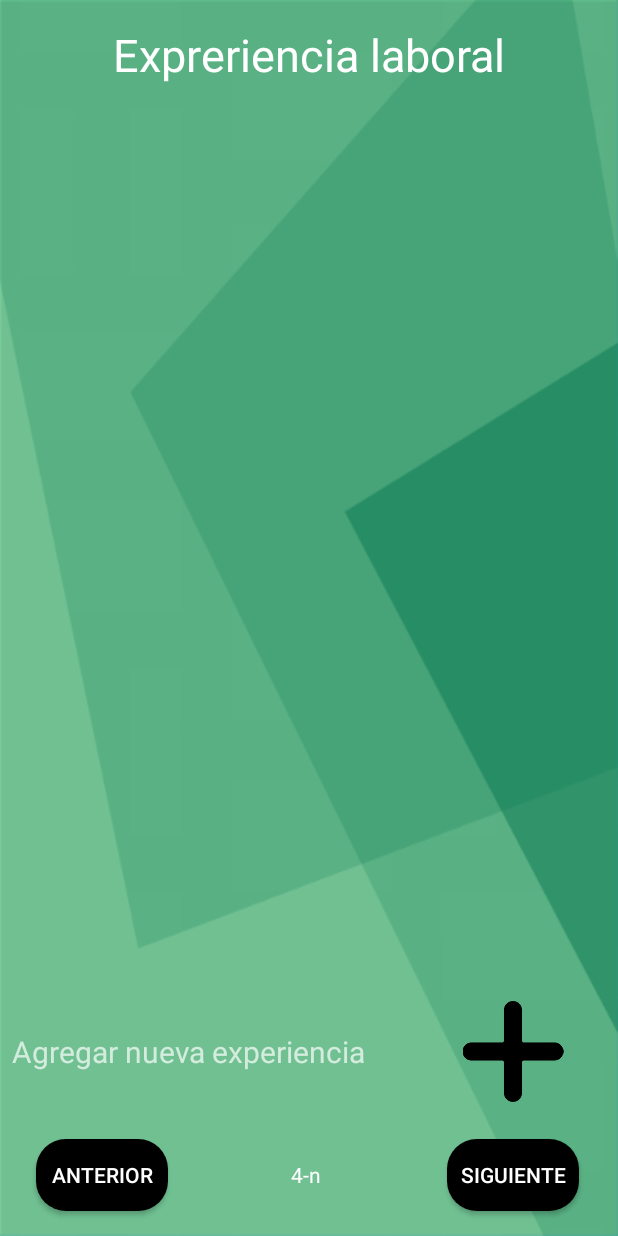
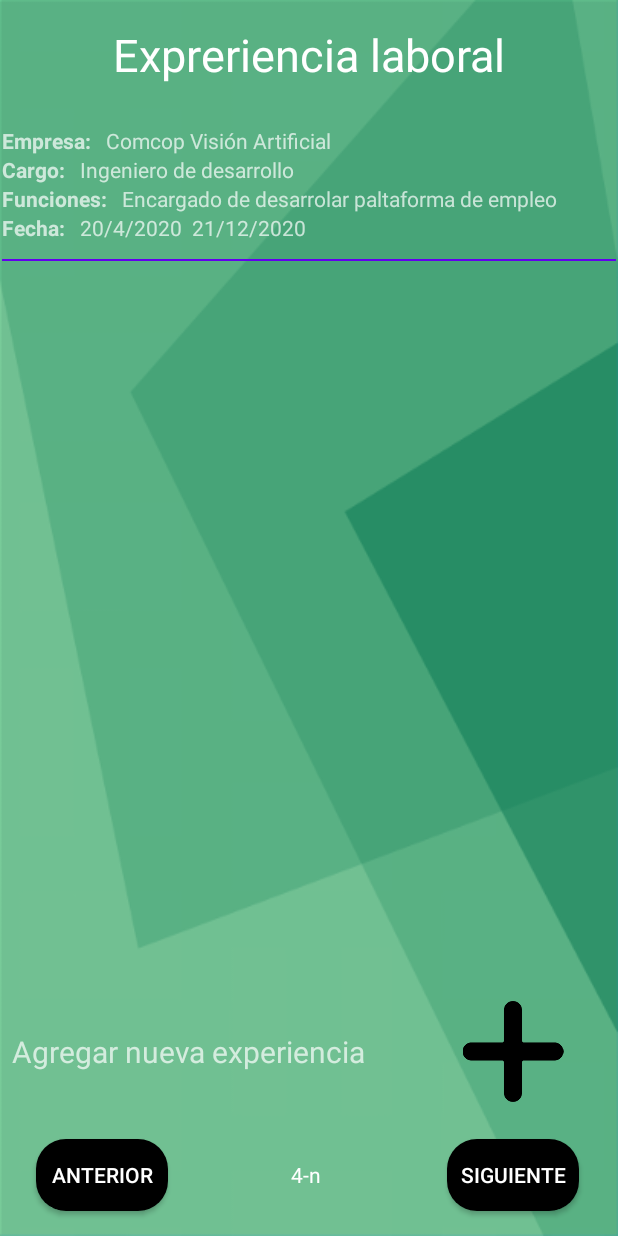
Before and after one commit to topassky/Abogados, an Android app: the registro_datos_personales4 screen opened directly, with no data from a screen before it, on a phone screen of 412 x 824 dp. Run offline under Robolectric (Android 15) with nearby library versions, the phone set to English and light mode, and no system bars.

Commit message:
recycle view experiencia

```diff
--- /dev/null
+++ b/app/src/main/java/com/comcop/abogados/models/ExperienciaVo.java
@@ -0,0 +1,47 @@
+package com.comcop.abogados.models;
+
+public class ExperienciaVo {
+    private String Empresa;
+    private String Cargo;
+    private String Funciones;
+    private String Fecha;
+
+    public ExperienciaVo(String empresa, String cargo, String funciones, String fecha) {
+        Empresa = empresa;
+        Cargo = cargo;
+        Funciones = funciones;
+        Fecha = fecha;
+    }
+
+    public String getEmpresa() {
+        return Empresa;
+    }
+
+    public void setEmpresa(String empresa) {
+        Empresa = empresa;
+    }
+
+    public String getCargo() {
+        return Cargo;
+    }
+
+    public void setCargo(String cargo) {
+        Cargo = cargo;
+    }
+
+    public String getFunciones() {
+        return Funciones;
+    }
+
+    public void setFunciones(String funciones) {
+        Funciones = funciones;
+    }
+
+    public String getFecha() {
+        return Fecha;
+    }
+
+    public void setFecha(String fecha) {
+        Fecha = fecha;
+    }
+}
--- /dev/null
+++ b/app/src/main/java/com/comcop/abogados/ui/AdaptadorExperiencia.java
@@ -0,0 +1,58 @@
+package com.comcop.abogados.ui;
+
+import android.text.Layout;
+import android.view.LayoutInflater;
+import android.view.View;
+import android.view.ViewGroup;
+import android.widget.ArrayAdapter;
+import android.widget.TextView;
+
+import androidx.annotation.NonNull;
+import androidx.recyclerview.widget.RecyclerView;
+
+import com.comcop.abogados.R;
+import com.comcop.abogados.models.ExperienciaVo;
+
+import java.util.ArrayList;
+
+public class AdaptadorExperiencia extends RecyclerView.Adapter<AdaptadorExperiencia.viewHolderExperiencia> {
+
+    ArrayList<ExperienciaVo> listaExperiencias;
+
+    public AdaptadorExperiencia(ArrayList<ExperienciaVo> listaExperiencias) {
+        this.listaExperiencias = listaExperiencias;
+    }
+
+    @NonNull
+    @Override
+    public viewHolderExperiencia onCreateViewHolder(@NonNull ViewGroup parent, int viewType) {
+        View view= LayoutInflater.from(parent.getContext()).inflate(R.layout.item_experiencia,null,false);
+
+        return new viewHolderExperiencia(view);
+    }
+
+    @Override
+    public void onBindViewHolder(@NonNull viewHolderExperiencia holder, int position) {
+        holder.textCargo.setText(listaExperiencias.get(position).getCargo());
+        holder.textEmpresa.setText(listaExperiencias.get(position).getEmpresa());
+        holder.textFunciones.setText(listaExperiencias.get(position).getFunciones());
+        holder.textFecha.setText(listaExperiencias.get(position).getFecha());
+    }
+
+    @Override
+    public int getItemCount() {
+        return listaExperiencias.size();
+    }
+
+    public class viewHolderExperiencia extends RecyclerView.ViewHolder {
+        TextView textEmpresa,textCargo,textFunciones,textFecha;
+        public viewHolderExperiencia(@NonNull View itemView) {
+            super(itemView);
+            textEmpresa = (TextView) itemView.findViewById(R.id.textEmpresa);
+            textCargo = (TextView) itemView.findViewById(R.id.textCargo);
+            textFunciones = (TextView) itemView.findViewById(R.id.textFunciones);
+            textFecha = (TextView) itemView.findViewById(R.id.textFecha);
+
+        }
+    }
+}
--- a/app/src/main/java/com/comcop/abogados/ui/hojaVida/registro_datos_personales4.java
+++ b/app/src/main/java/com/comcop/abogados/ui/hojaVida/registro_datos_personales4.java
@@ -1,19 +1,41 @@
 package com.comcop.abogados.ui.hojaVida;
 
 import androidx.appcompat.app.AppCompatActivity;
+import androidx.recyclerview.widget.LinearLayoutManager;
+import androidx.recyclerview.widget.RecyclerView;
 
 import android.content.Intent;
 import android.os.Bundle;
 import android.view.View;
+import android.widget.Adapter;
 
 import com.comcop.abogados.R;
+import com.comcop.abogados.models.ExperienciaVo;
+import com.comcop.abogados.ui.AdaptadorExperiencia;
+
+import java.util.ArrayList;
 
 public class registro_datos_personales4 extends AppCompatActivity {
+
+    ArrayList<ExperienciaVo> listaExperiencia;
+    RecyclerView recyclerViewExperiencia;
 
     @Override
     protected void onCreate(Bundle savedInstanceState) {
         super.onCreate(savedInstanceState);
         setContentView(R.layout.activity_registro_datos_personales4);
+
+        listaExperiencia=new ArrayList<>();
+        recyclerViewExperiencia=findViewById(R.id.recycleviewExperiencia);
+        recyclerViewExperiencia.setLayoutManager(new LinearLayoutManager(this));
+        llenearExperiencia();
+
+        AdaptadorExperiencia adaptadorExperiencia = new AdaptadorExperiencia(listaExperiencia);
+        recyclerViewExperiencia.setAdapter(adaptadorExperiencia);
+    }
+
+    private void llenearExperiencia() {
+        listaExperiencia.add(new ExperienciaVo("Comcop Visión Artificial","Ingeniero de desarrollo","Encargado de desarrolar paltaforma de empleo","20/4/2020 "+" 21/12/2020"));
     }
 
     public void OnClickSiguiente(View view) {
--- a/app/src/main/res/layout/activity_registro_datos_personales2.xml
+++ b/app/src/main/res/layout/activity_registro_datos_personales2.xml
@@ -345,6 +345,8 @@
         android:id="@+id/button2"
         android:layout_width="0dp"
         android:layout_height="0dp"
+        android:layout_marginTop="8dp"
+        android:layout_marginBottom="8dp"
         android:background="@drawable/button_rectange_color"
         android:onClick="OnClickConduccion"
         android:src="@drawable/ic_action_sexo"
@@ -371,6 +373,8 @@
         android:id="@+id/button4"
         android:layout_width="0dp"
         android:layout_height="0dp"
+        android:layout_marginTop="8dp"
+        android:layout_marginBottom="8dp"
         android:background="@drawable/button_rectange_color"
         android:onClick="OnClickDiscapacidad"
         android:src="@drawable/ic_action_sexo"
--- a/app/src/main/res/layout/activity_registro_datos_personales4.xml
+++ b/app/src/main/res/layout/activity_registro_datos_personales4.xml
@@ -15,6 +15,7 @@
         app:layout_constraintGuide_percent="0.1" />
 
     <TextView
+        android:id="@+id/textView14"
         android:layout_width="wrap_content"
         android:layout_height="0dp"
         android:layout_marginTop="16dp"
@@ -120,4 +121,19 @@
         app:layout_constraintTop_toTopOf="@+id/guideline23"
         app:srcCompat="@drawable/agregar" />
 
+    <androidx.recyclerview.widget.RecyclerView
+        android:id="@+id/recycleviewExperiencia"
+        android:layout_width="0dp"
+        android:layout_height="0dp"
+        android:layout_marginStart="1dp"
+        android:layout_marginLeft="1dp"
+        android:layout_marginTop="1dp"
+        android:layout_marginEnd="1dp"
+        android:layout_marginRight="1dp"
+        android:layout_marginBottom="1dp"
+        app:layout_constraintBottom_toTopOf="@+id/textView13"
+        app:layout_constraintEnd_toEndOf="parent"
+        app:layout_constraintStart_toStartOf="parent"
+        app:layout_constraintTop_toBottomOf="@+id/textView14" />
+
 </androidx.constraintlayout.widget.ConstraintLayout>
--- /dev/null
+++ b/app/src/main/res/layout/item_experiencia.xml
@@ -0,0 +1,99 @@
+<?xml version="1.0" encoding="utf-8"?>
+<RelativeLayout xmlns:android="http://schemas.android.com/apk/res/android"
+    android:layout_width="match_parent" android:layout_height="match_parent">
+    <LinearLayout
+        android:layout_width="match_parent"
+        android:layout_height="wrap_content"
+        android:orientation="vertical"
+        android:id="@+id/linearLayout"
+        android:layout_marginBottom="10dp">
+
+        <LinearLayout
+            android:layout_width="match_parent"
+            android:layout_height="wrap_content"
+            android:orientation="horizontal">
+
+            <TextView
+                android:layout_width="wrap_content"
+                android:layout_height="wrap_content"
+                android:text="Empresa:"
+                android:textStyle="bold"/>
+
+            <TextView
+                android:id="@+id/textEmpresa"
+                android:layout_width="wrap_content"
+                android:layout_height="wrap_content"
+                android:text="1094899"
+                android:layout_marginLeft="10dp"/>
+
+        </LinearLayout>
+
+        <LinearLayout
+            android:layout_width="match_parent"
+            android:layout_height="wrap_content"
+            android:orientation="horizontal">
+
+            <TextView
+                android:layout_width="wrap_content"
+                android:layout_height="wrap_content"
+                android:text="Cargo:"
+                android:textStyle="bold"/>
+
+            <TextView
+                android:id="@+id/textCargo"
+                android:layout_width="wrap_content"
+                android:layout_height="wrap_content"
+                android:text="Cristian David Henao"
+                android:layout_marginLeft="10dp"/>
+
+        </LinearLayout>
+
+        <LinearLayout
+            android:layout_width="match_parent"
+            android:layout_height="wrap_content"
+            android:orientation="horizontal">
+
+            <TextView
+                android:layout_width="wrap_content"
+                android:layout_height="wrap_content"
+                android:text="Funciones:"
+                android:textStyle="bold"/>
+
+            <TextView
+                android:id="@+id/textFunciones"
+                android:layout_width="wrap_content"
+                android:layout_height="wrap_content"
+                android:text="311358639"
+                android:layout_marginLeft="10dp"/>
+
+        </LinearLayout>
+
+        <LinearLayout
+            android:layout_width="match_parent"
+            android:layout_height="wrap_content"
+            android:orientation="horizontal">
+
+            <TextView
+                android:layout_width="wrap_content"
+                android:layout_height="wrap_content"
+                android:text="Fecha:"
+                android:textStyle="bold"/>
+
+            <TextView
+                android:id="@+id/textFecha"
+                android:layout_width="wrap_content"
+                android:layout_height="wrap_content"
+                android:text="311358639"
+                android:layout_marginLeft="10dp"/>
+
+        </LinearLayout>
+
+        <TextView
+            android:layout_width="match_parent"
+            android:layout_height="1dp"
+            android:background="@color/colorPrimary"
+            android:layout_below="@+id/idImagen"
+            android:layout_marginTop="11dp" />
+
+    </LinearLayout>
+</RelativeLayout>
```
